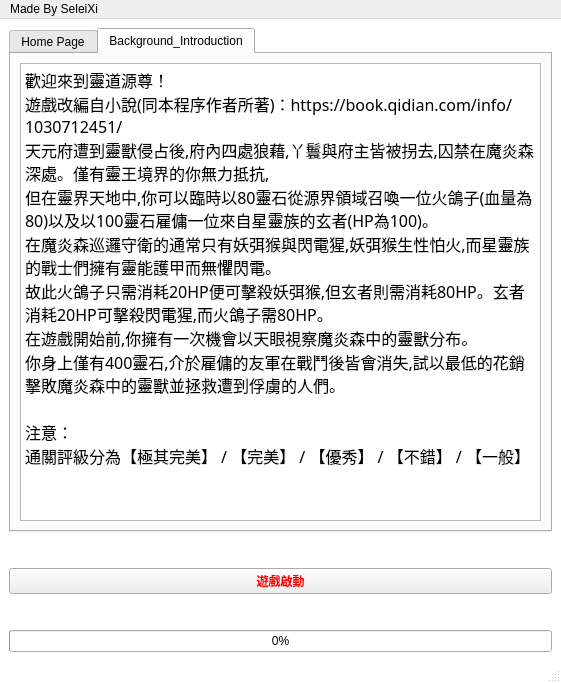
Above: menu2.ui from SeleiXi/lord-game before the change. Below: the same form after it.
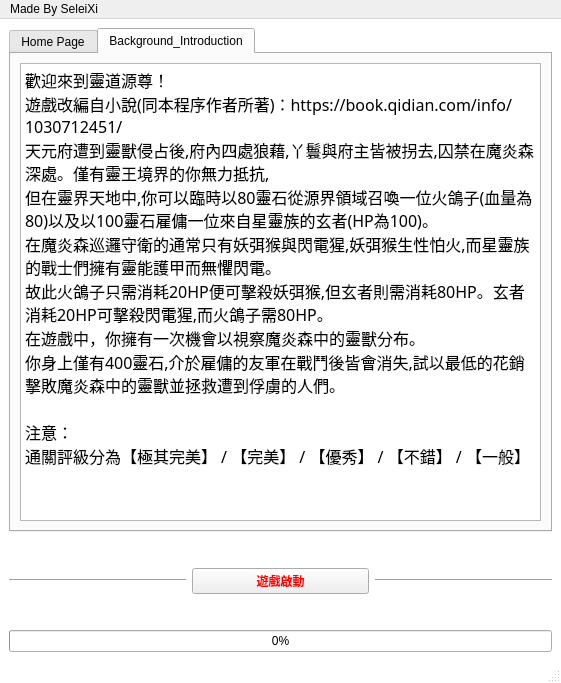
That is the form after the change. The open tabs and pages were chosen to show the change. Icons and pictures are not drawn.

```diff
--- a/menu2.ui
+++ b/menu2.ui
@@ -87,7 +87,7 @@
 &lt;p style=&quot; margin-top:0px; margin-bottom:0px; margin-left:0px; margin-right:0px; -qt-block-indent:0; text-indent:0px;&quot;&gt;&lt;span style=&quot; font-size:12pt; font-weight:400;&quot;&gt;但在靈界天地中,你可以臨時以80靈石從源界領域召喚一位火鴿子(血量為80)以及以100靈石雇傭一位來自星靈族的玄者(HP為100)。&lt;/span&gt;&lt;/p&gt;
 &lt;p style=&quot; margin-top:0px; margin-bottom:0px; margin-left:0px; margin-right:0px; -qt-block-indent:0; text-indent:0px;&quot;&gt;&lt;span style=&quot; font-size:12pt; font-weight:400;&quot;&gt;在魔炎森巡邏守衛的通常只有妖弭猴與閃電猩,妖弭猴生性怕火,而星靈族的戰士們擁有靈能護甲而無懼閃電。&lt;/span&gt;&lt;/p&gt;
 &lt;p style=&quot; margin-top:0px; margin-bottom:0px; margin-left:0px; margin-right:0px; -qt-block-indent:0; text-indent:0px;&quot;&gt;&lt;span style=&quot; font-size:12pt; font-weight:400;&quot;&gt;故此火鴿子只需消耗20HP便可擊殺妖弭猴,但玄者則需消耗80HP。玄者消耗20HP可擊殺閃電猩,而火鴿子需80HP。&lt;/span&gt;&lt;/p&gt;
-&lt;p style=&quot; margin-top:0px; margin-bottom:0px; margin-left:0px; margin-right:0px; -qt-block-indent:0; text-indent:0px;&quot;&gt;&lt;span style=&quot; font-size:12pt; font-weight:400;&quot;&gt;在遊戲開始前,你擁有一次機會以天眼視察魔炎森中的靈獸分布。&lt;/span&gt;&lt;/p&gt;
+&lt;p style=&quot; margin-top:0px; margin-bottom:0px; margin-left:0px; margin-right:0px; -qt-block-indent:0; text-indent:0px;&quot;&gt;&lt;span style=&quot; font-size:12pt; font-weight:400;&quot;&gt;在遊戲中，你擁有一次機會以視察魔炎森中的靈獸分布。&lt;/span&gt;&lt;/p&gt;
 &lt;p style=&quot; margin-top:0px; margin-bottom:0px; margin-left:0px; margin-right:0px; -qt-block-indent:0; text-indent:0px;&quot;&gt;&lt;span style=&quot; font-size:12pt; font-weight:400;&quot;&gt;你身上僅有400靈石,介於雇傭的友軍在戰鬥後皆會消失,試以最低的花銷擊敗魔炎森中的靈獸並拯救遭到俘虜的人們。&lt;/span&gt;&lt;/p&gt;
 &lt;p style=&quot;-qt-paragraph-type:empty; margin-top:0px; margin-bottom:0px; margin-left:0px; margin-right:0px; -qt-block-indent:0; text-indent:0px; font-size:12pt; font-weight:400;&quot;&gt;&lt;br /&gt;&lt;/p&gt;
 &lt;p style=&quot; margin-top:0px; margin-bottom:0px; margin-left:0px; margin-right:0px; -qt-block-indent:0; text-indent:0px;&quot;&gt;&lt;span style=&quot; font-size:12pt; font-weight:400;&quot;&gt;注意：&lt;/span&gt;&lt;/p&gt;
@@ -113,6 +113,13 @@
       <property name="bottomMargin">
        <number>30</number>
       </property>
+      <item>
+       <widget class="Line" name="line">
+        <property name="orientation">
+         <enum>Qt::Horizontal</enum>
+        </property>
+       </widget>
+      </item>
       <item>
        <widget class="QPushButton" name="pushButtonChallengeMode">
         <property name="enabled">
@@ -141,6 +148,13 @@
         </property>
        </widget>
       </item>
+      <item>
+       <widget class="Line" name="line_2">
+        <property name="orientation">
+         <enum>Qt::Horizontal</enum>
+        </property>
+       </widget>
+      </item>
      </layout>
     </item>
     <item>
```
Left out of the diff: 4 changed lines with no effect on the pictures.
